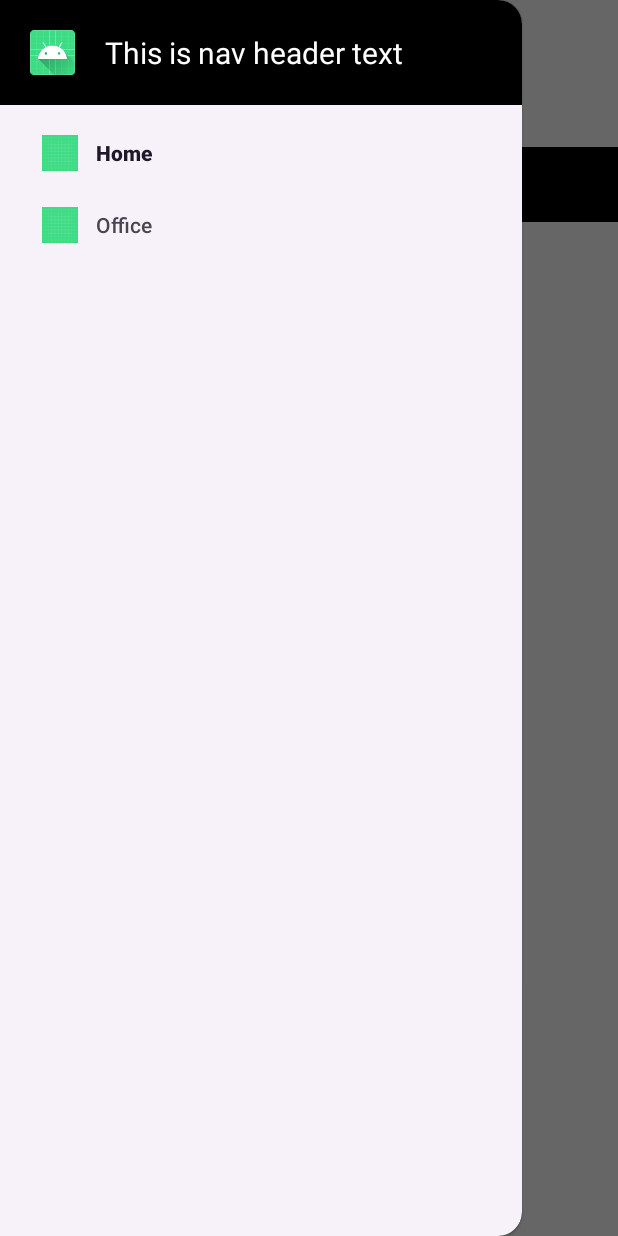
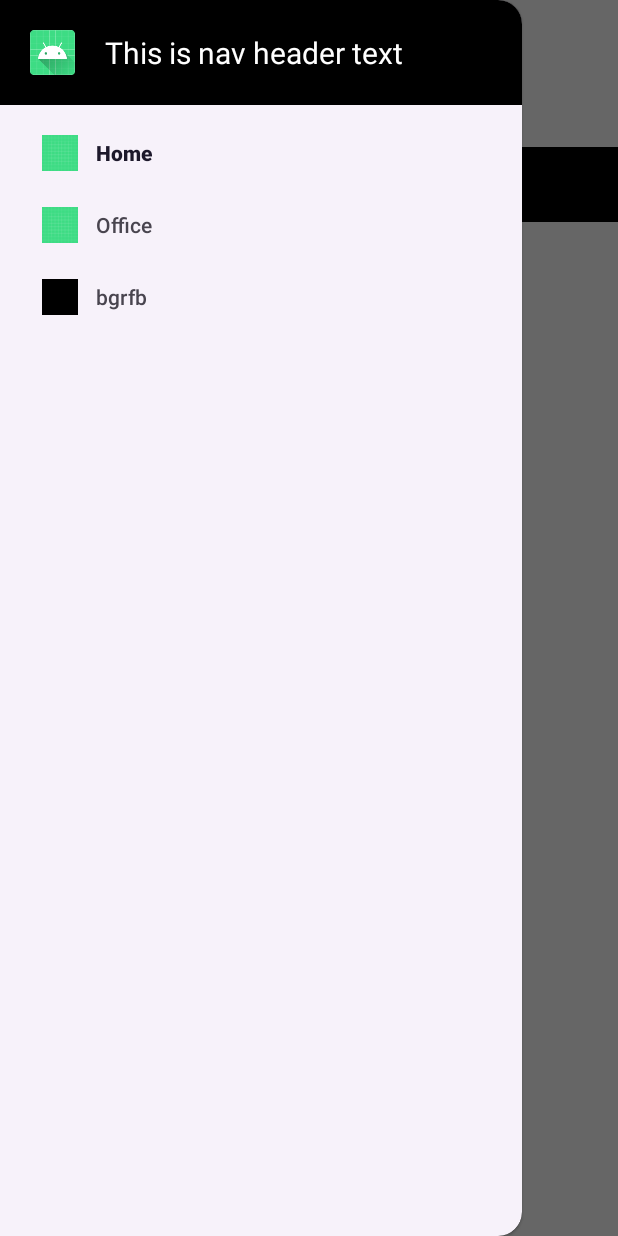
Before and after one commit to behzod234963/Navigation-Drawer, an Android app: the screen it shows after launch (MainActivity), with the side drawer open, on a phone screen of 412 x 824 dp. Run offline under Robolectric (Android 15) with nearby library versions, the phone set to English and light mode, and no system bars; our stand-ins replace navigation-ui.

Commit message:
dnryjhk7

```diff
--- a/app/src/main/res/menu/nav_menu.xml
+++ b/app/src/main/res/menu/nav_menu.xml
@@ -9,4 +9,9 @@
         android:icon="@drawable/ic_launcher_background"
         android:title="Office"/>
 
+    <item android:id="@+id/bottomSheetFragment"
+        android:title="bgrfb"
+        android:icon="@color/black"/>
+
+
 </menu>
--- a/app/src/main/res/navigation/nav_graph.xml
+++ b/app/src/main/res/navigation/nav_graph.xml
@@ -14,4 +14,9 @@
         android:name="com.example.drawerandbottomsheets.OfficeFragment"
         android:label="fragment_office"
         tools:layout="@layout/fragment_office" />
+    <fragment
+        android:id="@+id/bottomSheetFragment"
+        android:name="com.example.drawerandbottomsheets.BottomSheetFragment"
+        android:label="fragment_bottom_sheet"
+        tools:layout="@layout/fragment_bottom_sheet" />
 </navigation>
```
Also changed, not shown: app/src/main/java/com/example/drawerandbottomsheets/BottomSheetFragment.kt (added, +53 -0 lines), app/src/main/res/layout/bottom_sheet_screen.xml (added, +20 -0 lines), app/src/main/res/layout/fragment_bottom_sheet.xml (added, +24 -0 lines).
